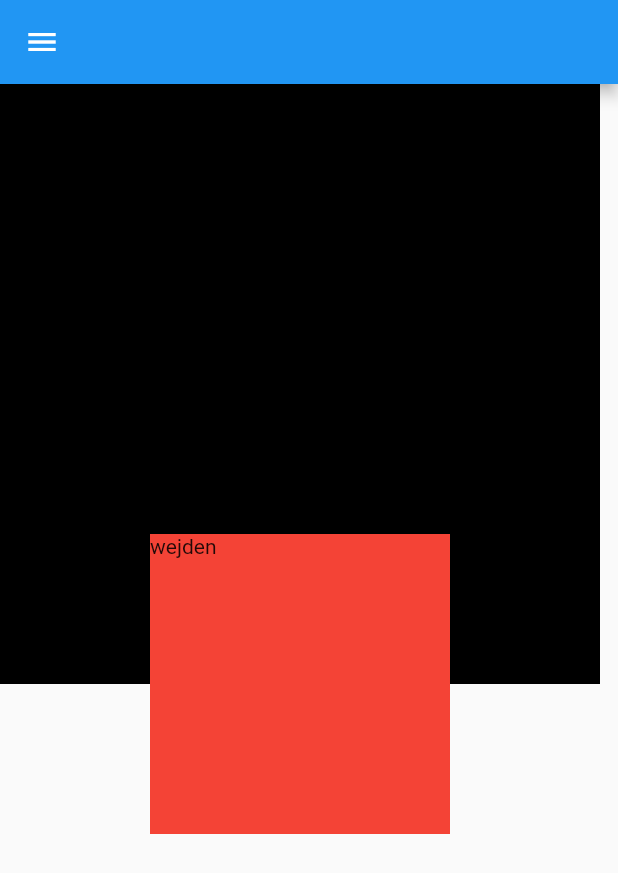
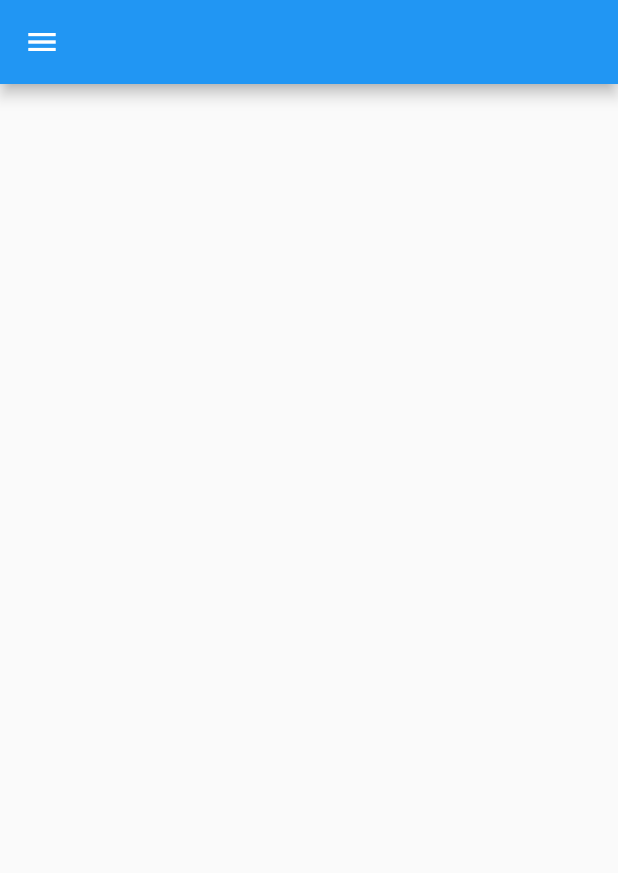
Before and after one commit to wejden7/Flutter_Tutorial, a Flutter app: the screen it shows after launch, on a phone screen of 412 x 824 dp. Shown: the top 873 px of the screen. Run offline on Flutter 3.47's test engine with Material 2 defaults, Android fonts, the phone set to English and light mode, and no system bars.

Commit message:
Point Reset

```diff
--- a/lib/main.dart
+++ b/lib/main.dart
@@ -12,25 +12,7 @@ class MyApp extends StatelessWidget {
         home: Scaffold(
           appBar: AppBar(),
           drawer: Drawer(),
-          body: Container(
-              width: 400,
-              height: 400,
-              color: Colors.black,
-              child: Stack(
-                clipBehavior: Clip.none,
-                alignment: AlignmentDirectional.center,
-                children: [
-                  Positioned(
-                    width: 200,
-                    height: 200,
-                    top: 300,
-                    child: Container(
-                      color: Colors.red,
-                      child: Text("wejden"),
-                    ),
-                  )
-                ],
-              )),
+          body: Container(),
         ));
   }
 }
```
